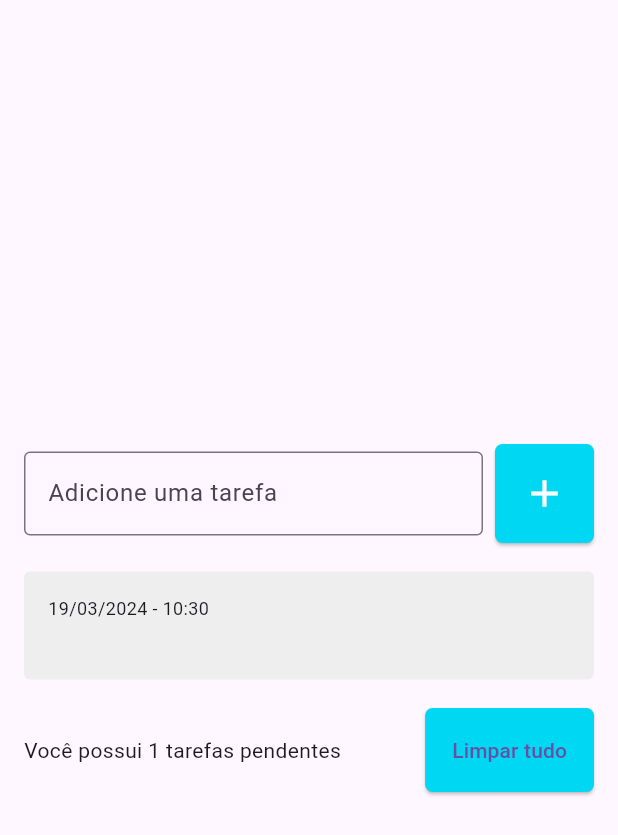
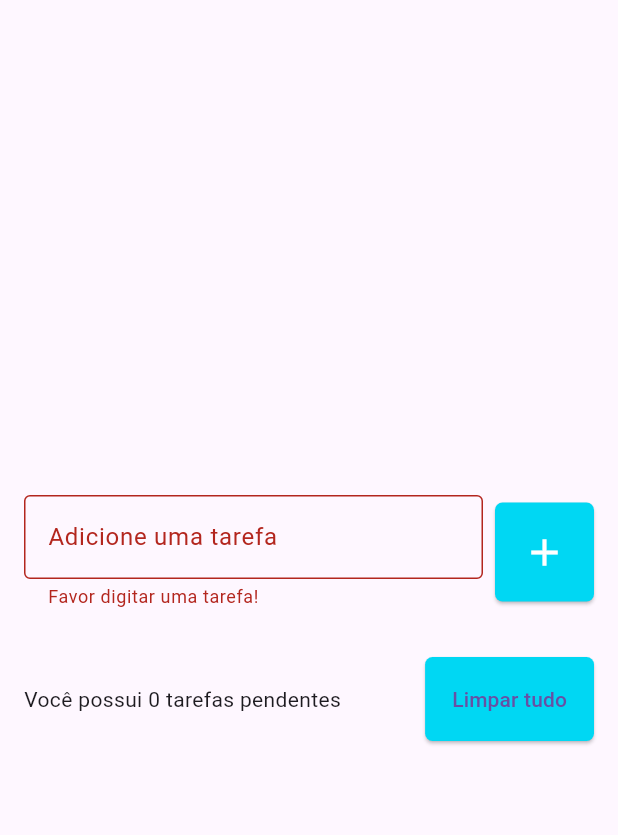
Before and after one commit to MatheusNestcode/App-Lista-de-tarefas, a Flutter app: the screen it shows after launch, after a tap on the "add" icon, on a phone screen of 412 x 824 dp. Shown: the top 835 px of the screen. Run offline on Flutter 3.47's test engine with Material 3 defaults, Android fonts, the phone set to English and light mode, and no system bars; drawn by our look-alikes of flutter_slidable; our stand-ins replace shared_preferences.

Commit message:
App finalizando

```diff
--- a/lib/pages/to_do_list.dart
+++ b/lib/pages/to_do_list.dart
@@ -5,7 +5,7 @@ import 'package:listadetarefas/repositories/lista_repositorio.dart';
 import '../widgets/lista_de_tarefas.dart';
 
 class ToDoListPage extends StatefulWidget {
-  const ToDoListPage({super.key});
+  const ToDoListPage({Key? key}) : super(key: key);
 
   @override
   State<ToDoListPage> createState() => _ToDoListPageState();
@@ -21,6 +21,8 @@ class _ToDoListPageState extends State<ToDoListPage> {
   List<Lista> tarefas = [];
   Lista? deletarTarefa;
   int? deletarTarefaPos;
+
+  String? mensagemDeErro;
 
   @override
   void initState() {
@@ -49,10 +51,11 @@ class _ToDoListPageState extends State<ToDoListPage> {
                       child: TextField(
                         //paramentro para pegar o texto
                         controller: tarefasControle,
-                        decoration: const InputDecoration(
-                          border: OutlineInputBorder(),
+                        decoration: InputDecoration(
+                          border: const OutlineInputBorder(),
                           labelText: 'Adicione uma tarefa',
                           hintText: 'Ex. Estudar flutter',
+                          errorText: mensagemDeErro,
                         ),
                       ),
                     ),
@@ -63,13 +66,21 @@ class _ToDoListPageState extends State<ToDoListPage> {
                       onPressed: () {
                         //usar o texto capturado com ação do botão
                         String text = tarefasControle.text;
+                        if (text.isEmpty) {
+                          setState(() {
+                            mensagemDeErro = 'Favor digitar uma tarefa!';
+                          });
+                          return;
+                        }
                         //comando para atualizar o estado da lista
                         setState(() {
                           Lista newLista =
                               Lista(title: text, dateTime: DateTime.now());
                           tarefas.add(newLista);
+                          mensagemDeErro = null;
                         });
                         tarefasControle.clear();
+                        listaRepository.saveLista(tarefas);
                       },
                       style: ElevatedButton.styleFrom(
                         shape: RoundedRectangleBorder(
@@ -137,6 +148,7 @@ class _ToDoListPageState extends State<ToDoListPage> {
     setState(() {
       tarefas.remove(tarefa);
     });
+    listaRepository.saveLista(tarefas);
 
     ScaffoldMessenger.of(context).clearSnackBars();
     ScaffoldMessenger.of(context).showSnackBar(
@@ -148,6 +160,7 @@ class _ToDoListPageState extends State<ToDoListPage> {
             setState(() {
               tarefas.insert(deletarTarefaPos!, deletarTarefa!);
             });
+            listaRepository.saveLista(tarefas);
           },
         ),
         duration: const Duration(seconds: 5),
@@ -188,5 +201,6 @@ class _ToDoListPageState extends State<ToDoListPage> {
     setState(() {
       tarefas.clear();
     });
+    listaRepository.saveLista(tarefas);
   }
 }
```
